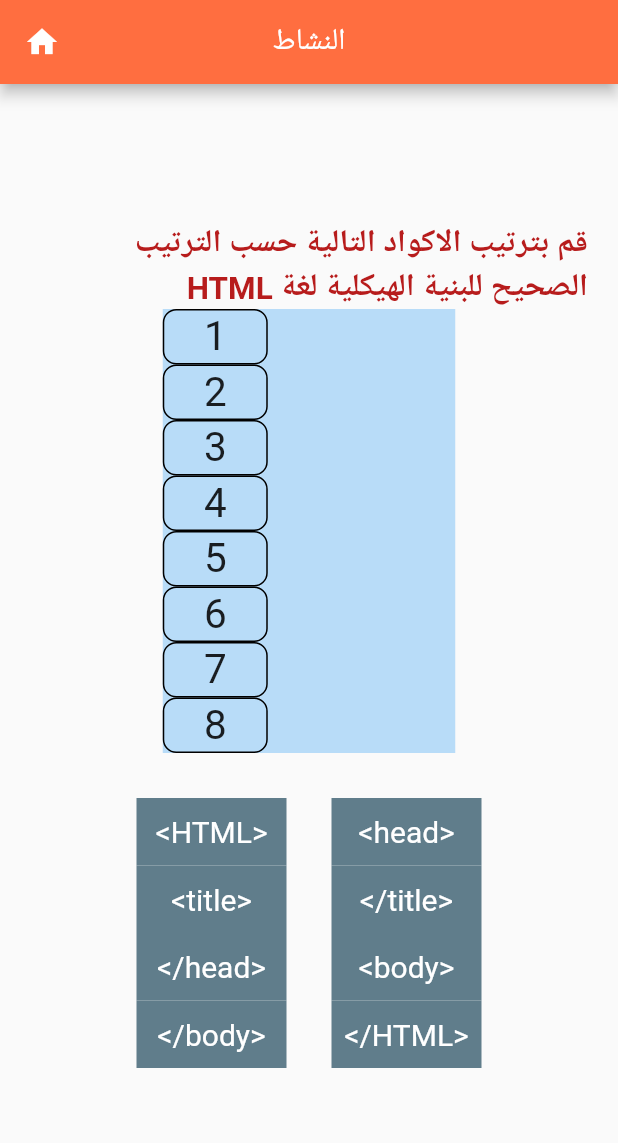
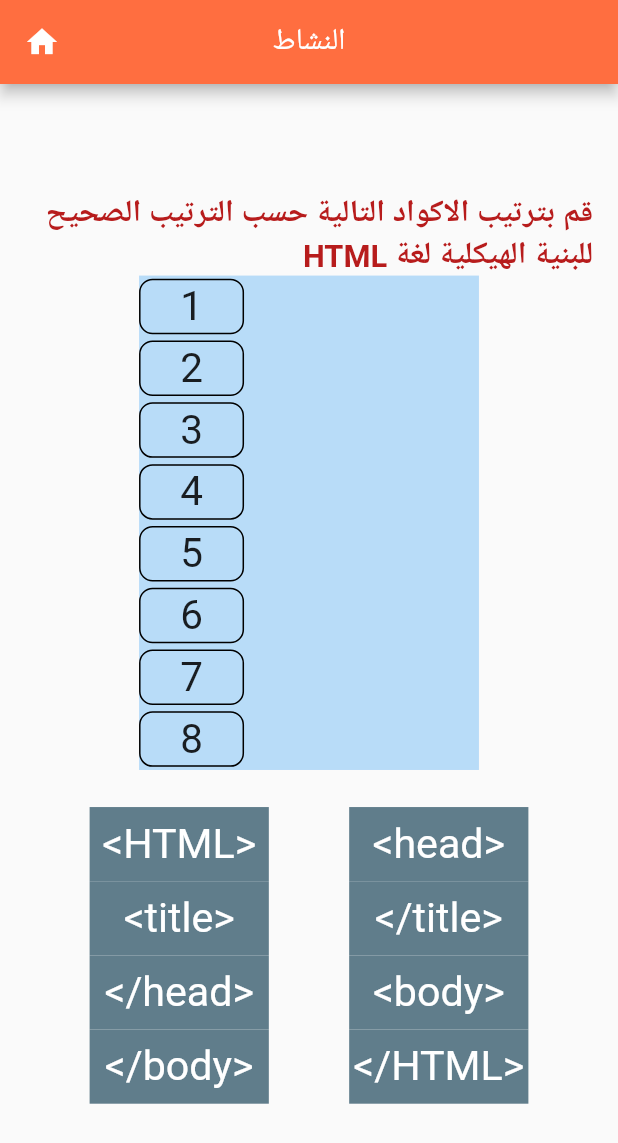
Before and after one commit to AnasKhaled1876/Intro-to-HTML, a Flutter app: the LessonTwoActivity screen opened directly, on a phone screen of 412 x 824 dp. Shown: the top 1143 px of the screen. Run offline on Flutter 3.47's test engine with Material 2 defaults, Android fonts, the phone set to English and light mode, and no system bars; our stand-ins replace cloud_firestore, firebase_core, shared_preferences, sizer, sqflite, youtube_player_flutter; accounts and stored records are empty.

Commit message:
Responsive UI in Progress

```diff
--- a/lib/main_page.dart
+++ b/lib/main_page.dart
@@ -2,6 +2,7 @@ import 'package:flutter/material.dart';
 import 'package:intro_to_html/educative_games_page.dart';
 import 'package:intro_to_html/lessons_page.dart';
 import 'package:intro_to_html/profile_page.dart';
+import 'package:sizer/sizer.dart';
 import 'package:youtube_player_flutter/youtube_player_flutter.dart';
 
 class MainPage extends StatelessWidget {
@@ -21,7 +22,7 @@ class MainPage extends StatelessWidget {
                     MaterialPageRoute(
                         builder: (context) => const ProfilePage()));
               },
-              child: const Text("الملف الشخصي",style: TextStyle(fontSize: 25),),
+              child:  Text("الملف الشخصي",style: TextStyle(fontSize: 23.sp),),
             )
           ],
         ),
--- a/lib/second_lesson.dart
+++ b/lib/second_lesson.dart
@@ -1,5 +1,6 @@
 import 'package:flutter/material.dart';
 import 'package:intro_to_html/third_lesson_page.dart';
+import 'package:sizer/sizer.dart';
 
 import 'first_lesson_page.dart';
 import 'home_page.dart';
@@ -21,10 +22,8 @@ class _LessonTwoStudyState extends State<LessonTwoStudy> {
         backgroundColor: Colors.deepOrangeAccent,
         leading: IconButton(
           onPressed: () {
-            Navigator.push(
-                context,
-                MaterialPageRoute(
-                    builder: (context) => const MainPage()));
+            Navigator.push(context,
+                MaterialPageRoute(builder: (context) => const MainPage()));
           },
           icon: const Icon(Icons.home),
         ),
@@ -118,7 +117,7 @@ class _LessonTwoActivityState extends State<LessonTwoActivity> {
           mainAxisAlignment: MainAxisAlignment.center,
           children: <Widget>[
             DraggableItem(item: headingsNo[i]),
-            const SizedBox(width: 30.0),
+             SizedBox(width: 13.w),
             DraggableItem(item: headingsNo[i + 1]),
           ],
         ),
@@ -135,38 +134,39 @@ class _LessonTwoActivityState extends State<LessonTwoActivity> {
         backgroundColor: Colors.deepOrangeAccent,
         leading: IconButton(
           onPressed: () {
-            Navigator.push(
-                context,
-                MaterialPageRoute(
-                    builder: (context) => const MainPage()));
+            Navigator.push(context,
+                MaterialPageRoute(builder: (context) => const MainPage()));
           },
           icon: const Icon(Icons.home),
         ),
         title: const Text("النشاط"),
       ),
       body: Container(
-        margin: const EdgeInsets.all(20.0),
+        margin: EdgeInsets.all(2.h),
         child: Column(
           mainAxisAlignment: MainAxisAlignment.center,
           children: <Widget>[
-             Align(
+            Align(
               alignment: Alignment.centerRight,
               child: Text(
                 "قم بترتيب الاكواد التالية حسب الترتيب الصحيح للبنية الهيكلية لغة HTML",
                 textDirection: TextDirection.rtl,
-                style: TextStyle(fontSize: 21.0, fontWeight: FontWeight.bold,color: Colors.red[900]),
+                style: TextStyle(
+                    fontSize: 15.sp,
+                    fontWeight: FontWeight.bold,
+                    color: Colors.red[900]),
               ),
             ),
             Container(
               color: Colors.blue.withOpacity(0.3),
-              width: 195,
+              width: 55.w,
               child: Column(
                 children: <Widget>[
                   Row(
                     children: <Widget>[
                       HeadingsBox(headings[0]),
-                      const SizedBox(
-                        width: 30,
+                      SizedBox(
+                        width: 7.w,
                       ),
                       DragTarget<String>(
                         onAccept: (data) => setState(() {
@@ -175,13 +175,8 @@ class _LessonTwoActivityState extends State<LessonTwoActivity> {
                             finished = true;
                           }
                         }),
-                        builder: (context, _, __) => Container(
-                          width: 90,
-                          height: 35,
-                          child: Text(
-                            inputs[0],
-                            style: const TextStyle(fontSize: 20.0),
-                          ),
+                        builder: (context, _, __) => DragTargetContainer(
+                          input: inputs[0],
                         ),
                       ),
                     ],
@@ -189,8 +184,8 @@ class _LessonTwoActivityState extends State<LessonTwoActivity> {
                   Row(
                     children: <Widget>[
                       HeadingsBox(headings[1]),
-                      const SizedBox(
-                        width: 30,
+                      SizedBox(
+                        width: 7.w,
                       ),
                       DragTarget<String>(
                         onAccept: (data) => setState(() {
@@ -199,13 +194,8 @@ class _LessonTwoActivityState extends State<LessonTwoActivity> {
                             finished = true;
                           }
                         }),
-                        builder: (context, _, __) => Container(
-                          width: 90,
-                          height: 35,
-                          child: Text(
-                            inputs[1],
-                            style: const TextStyle(fontSize: 20.0),
-                          ),
+                        builder: (context, _, __) => DragTargetContainer(
+                          input: inputs[1],
                         ),
                       ),
                     ],
@@ -213,8 +203,8 @@ class _LessonTwoActivityState extends State<LessonTwoActivity> {
                   Row(
                     children: <Widget>[
                       HeadingsBox(headings[2]),
-                      const SizedBox(
-                        width: 30,
+                      SizedBox(
+                        width: 7.w,
                       ),
                       DragTarget<String>(
                         onAccept: (data) => setState(() {
@@ -223,13 +213,8 @@ class _LessonTwoActivityState extends State<LessonTwoActivity> {
                             finished = true;
                           }
                         }),
-                        builder: (context, _, __) => Container(
-                          width: 90,
-                          height: 35,
-                          child: Text(
-                            inputs[2],
-                            style: const TextStyle(fontSize: 20.0),
-                          ),
+                        builder: (context, _, __) => DragTargetContainer(
+                          input: inputs[2],
                         ),
                       ),
                     ],
@@ -237,8 +222,8 @@ class _LessonTwoActivityState extends State<LessonTwoActivity> {
                   Row(
                     children: <Widget>[
                       HeadingsBox(headings[3]),
-                      const SizedBox(
-                        width: 30,
+                      SizedBox(
+                        width: 7.w,
                       ),
                       DragTarget<String>(
                         onAccept: (data) => setState(() {
@@ -247,13 +232,8 @@ class _LessonTwoActivityState extends State<LessonTwoActivity> {
                             finished = true;
                           }
                         }),
-                        builder: (context, _, __) => Container(
-                          width: 90,
-                          height: 35,
-                          child: Text(
-                            inputs[3],
-                            style: const TextStyle(fontSize: 20.0),
-                          ),
+                        builder: (context, _, __) => DragTargetContainer(
+                          input: inputs[3],
                         ),
                       ),
                     ],
@@ -261,8 +241,8 @@ class _LessonTwoActivityState extends State<LessonTwoActivity> {
                   Row(
                     children: <Widget>[
                       HeadingsBox(headings[4]),
-                      const SizedBox(
-                        width: 30,
+                      SizedBox(
+                        width: 7.w,
                       ),
                       DragTarget<String>(
                         onAccept: (data) => setState(() {
@@ -271,13 +251,8 @@ class _LessonTwoActivityState extends State<LessonTwoActivity> {
                             finished = true;
                           }
                         }),
-                        builder: (context, _, __) => Container(
-                          width: 90,
-                          height: 35,
-                          child: Text(
-                            inputs[4],
-                            style: const TextStyle(fontSize: 20.0),
-                          ),
+                        builder: (context, _, __) => DragTargetContainer(
+                          input: inputs[4],
                         ),
                       ),
                     ],
@@ -285,8 +260,8 @@ class _LessonTwoActivityState extends State<LessonTwoActivity> {
                   Row(
                     children: <Widget>[
                       HeadingsBox(headings[5]),
-                      const SizedBox(
-                        width: 30,
+                      SizedBox(
+                        width: 7.w,
                       ),
                       DragTarget<String>(
                         onAccept: (data) => setState(() {
@@ -295,13 +270,8 @@ class _LessonTwoActivityState extends State<LessonTwoActivity> {
                             finished = true;
                           }
                         }),
-                        builder: (context, _, __) => Container(
-                          width: 90,
-                          height: 35,
-                          child: Text(
-                            inputs[5],
-                            style: const TextStyle(fontSize: 20.0),
-                          ),
+                        builder: (context, _, __) => DragTargetContainer(
+                          input: inputs[5],
                         ),
                       ),
                     ],
@@ -309,8 +279,8 @@ class _LessonTwoActivityState extends State<LessonTwoActivity> {
                   Row(
                     children: <Widget>[
                       HeadingsBox(headings[6]),
-                      const SizedBox(
-                        width: 30,
+                      SizedBox(
+                        width: 7.w,
                       ),
                       DragTarget<String>(
                         onAccept: (data) => setState(() {
@@ -319,13 +289,8 @@ class _LessonTwoActivityState extends State<LessonTwoActivity> {
                             finished = true;
                           }
                         }),
-                        builder: (context, _, __) => Container(
-                          width: 90,
-                          height: 35,
-                          child: Text(
-                            inputs[6],
-                            style: const TextStyle(fontSize: 20.0),
-                          ),
+                        builder: (context, _, __) => DragTargetContainer(
+                          input: inputs[6],
                         ),
                       ),
                     ],
@@ -333,8 +298,8 @@ class _LessonTwoActivityState extends State<LessonTwoActivity> {
                   Row(
                     children: <Widget>[
                       HeadingsBox(headings[7]),
-                      const SizedBox(
-                        width: 30,
+                      SizedBox(
+                        width: 7.w,
                       ),
                       DragTarget<String>(
                         onAccept: (data) => setState(() {
@@ -343,13 +308,8 @@ class _LessonTwoActivityState extends State<LessonTwoActivity> {
                             finished = true;
                           }
                         }),
-                        builder: (context, _, __) => Container(
-                          width: 90,
-                          height: 35,
-                          child: Text(
-                            inputs[7],
-                            style: const TextStyle(fontSize: 20.0),
-                          ),
+                        builder: (context, _, __) => DragTargetContainer(
+                          input: inputs[7],
                         ),
                       ),
                     ],
@@ -357,28 +317,53 @@ class _LessonTwoActivityState extends State<LessonTwoActivity> {
                 ],
               ),
             ),
-            const SizedBox(
-              height: 30,
+            SizedBox(
+              height: 3.h,
             ),
             Column(
               children: fillRows(),
             ),
-            const SizedBox(height: 20.0),
+            SizedBox(height: 2.h),
             if (finished)
               ElevatedButton(
                 onPressed: () {
                   HomePage.checkLevel(2);
-                  Navigator.push(context,
-                      MaterialPageRoute(builder: (context) => const LessonThreeStudy()));
+                  Navigator.push(
+                      context,
+                      MaterialPageRoute(
+                          builder: (context) => const LessonThreeStudy()));
                 },
                 style: ElevatedButton.styleFrom(
                     primary: Colors.black, minimumSize: const Size(300, 40)),
-                child: const Text(
+                child:  Text(
                   "التالي",
-                  style: TextStyle(fontSize: 20),
+                  style: TextStyle(fontSize: 20.sp),
                 ),
               )
           ],
+        ),
+      ),
+    );
+  }
+}
+
+class DragTargetContainer extends StatelessWidget {
+  const DragTargetContainer({
+    Key? key,
+    required this.input,
+  }) : super(key: key);
+
+  final String input;
+
+  @override
+  Widget build(BuildContext context) {
+    return SizedBox(
+      width: 30.w,
+      height: 5.h,
+      child: Align(
+        child: Text(
+          input,
+          style: TextStyle(fontSize: 18.sp),
         ),
       ),
     );
--- a/pubspec.yaml
+++ b/pubspec.yaml
@@ -41,6 +41,7 @@ dependencies:
   youtube_player_flutter: ^8.1.0
   image_picker: ^0.8.5+3
   shared_preferences: ^2.0.15
+  sizer: ^2.0.15
 
 dev_dependencies:
   flutter_test:
```
Also changed, not shown: lib/first_lesson_page.dart (+42 -49 lines), lib/home_page.dart (+14 -19 lines), lib/intro_page.dart (+9 -8 lines), lib/lessons_page.dart (+8 -7 lines), lib/main.dart (+7 -3 lines), pubspec.lock.
